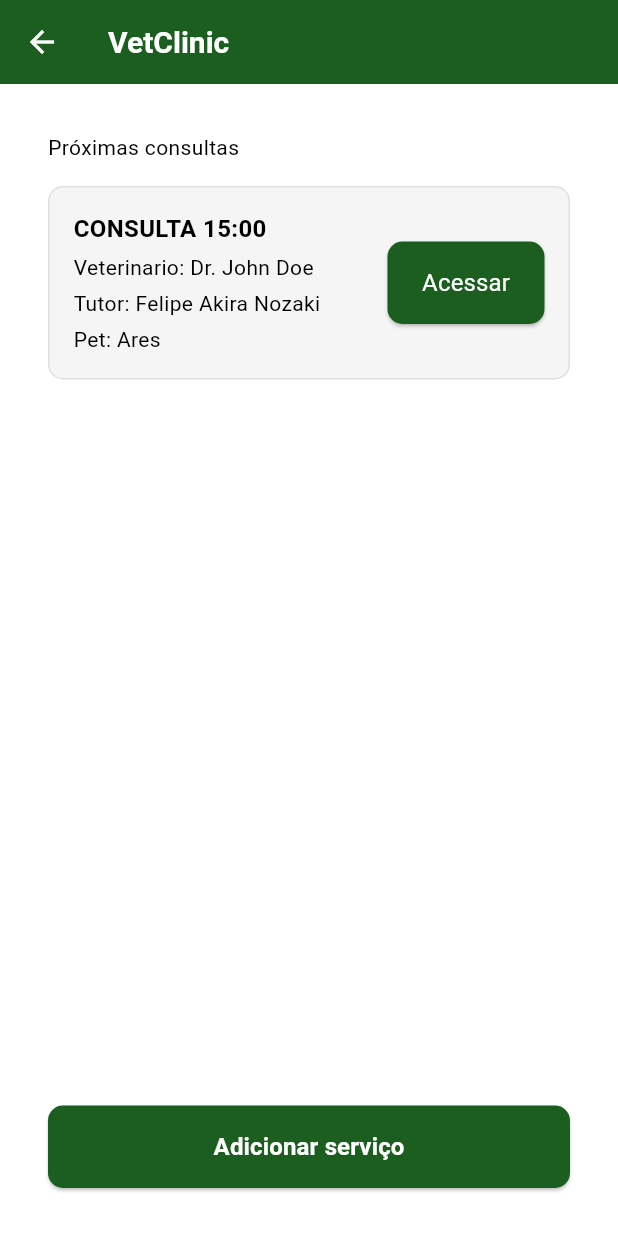
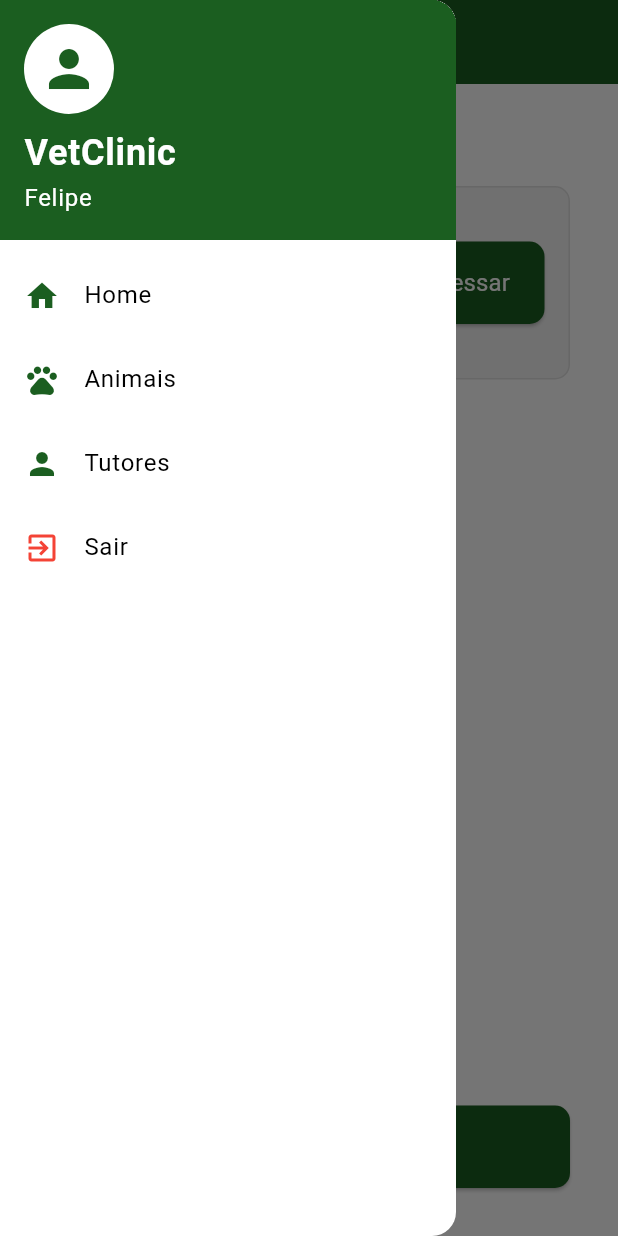
Before and after one commit to felipeakira1/VetClinicApp, a Flutter app: the HomePage screen opened by its route, with the side drawer open (before the commit the screen has no drawer), on a phone screen of 412 x 824 dp. Run offline on Flutter 3.47's test engine with Material 3 defaults, Android fonts, the light colour scheme and no system bars; our stand-ins replace flutter_bloc.

Commit message:
feat: create custom drawer widget

```diff
--- a/lib/view/pages/home_page.dart
+++ b/lib/view/pages/home_page.dart
@@ -3,6 +3,7 @@ import 'package:flutter_bloc/flutter_bloc.dart';
 import 'package:tempvet/view/bloc/appointments_bloc.dart';
 import 'package:tempvet/view/widgets/appointment_card.dart';
 import 'package:tempvet/view/widgets/custom_app_bar.dart';
+import 'package:tempvet/view/widgets/custom_drawer.dart';
 import 'package:tempvet/view/widgets/green_button.dart';
 
 class HomePage extends StatefulWidget {
@@ -22,6 +23,7 @@ class _HomePageState extends State<HomePage> {
   @override
   Widget build(BuildContext context) {
     return Scaffold(
+      drawer: const CustomDrawer(),
       appBar: const CustomAppBar(),
       body: Padding(
         padding: const EdgeInsets.all(32),
--- /dev/null
+++ b/lib/view/widgets/custom_drawer.dart
@@ -0,0 +1,70 @@
+import 'package:flutter/material.dart';
+
+class CustomDrawer extends StatelessWidget {
+  const CustomDrawer({super.key});
+
+  @override
+  Widget build(BuildContext context) {
+    return Drawer(
+      child: ListView(
+        padding: EdgeInsets.zero,
+        children: [
+          DrawerHeader(
+            decoration: BoxDecoration(
+              color: Colors.green.shade900,
+            ),
+            child: Column(
+              crossAxisAlignment: CrossAxisAlignment.start,
+              children: [
+                CircleAvatar(
+                  radius: 30,
+                  backgroundColor: Colors.white,
+                  child: Icon(Icons.person, size: 40, color: Colors.green.shade900),
+                ),
+                const SizedBox(height: 8),
+                const Text(
+                  'VetClinic',
+                  style: TextStyle(
+                    color: Colors.white,
+                    fontSize: 24,
+                    fontWeight: FontWeight.bold,
+                  ),
+                ),
+                Text('Felipe', style: TextStyle(color: Colors.white, fontSize: 16)),
+              ]
+            ),
+          ),
+          ListTile(
+            leading: Icon(Icons.home, color: Colors.green.shade900),
+            title: const Text('Home'),
+            onTap: () {
+              Navigator.pushReplacementNamed(context, '/home');
+            },
+          ),
+          ListTile(
+            leading: Icon(Icons.pets, color: Colors.green.shade900),
+            title: const Text('Animais'),
+            onTap: () {
+              Navigator.pushNamed(context, '/animals');
+            },
+          ),
+          ListTile(
+            leading: Icon(Icons.person, color: Colors.green.shade900),
+            title: const Text('Tutores'),
+            onTap: () {
+              Navigator.pushReplacementNamed(context, '/appointments');
+            },
+          ),
+          ListTile(
+            leading: const Icon(Icons.exit_to_app, color: Colors.red),
+            title: const Text('Sair'),
+            onTap: () {
+              Navigator.pop(context);
+              // Ação de logout aqui
+            },
+          ),
+        ],
+      ),
+    );
+  }
+}
```
